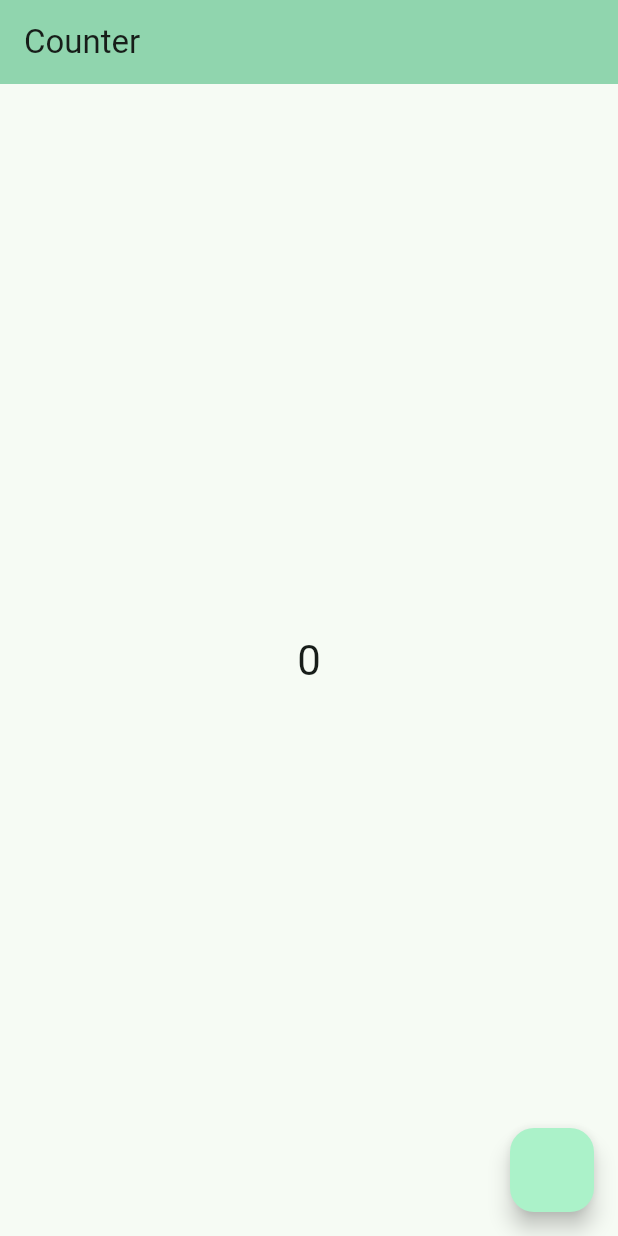
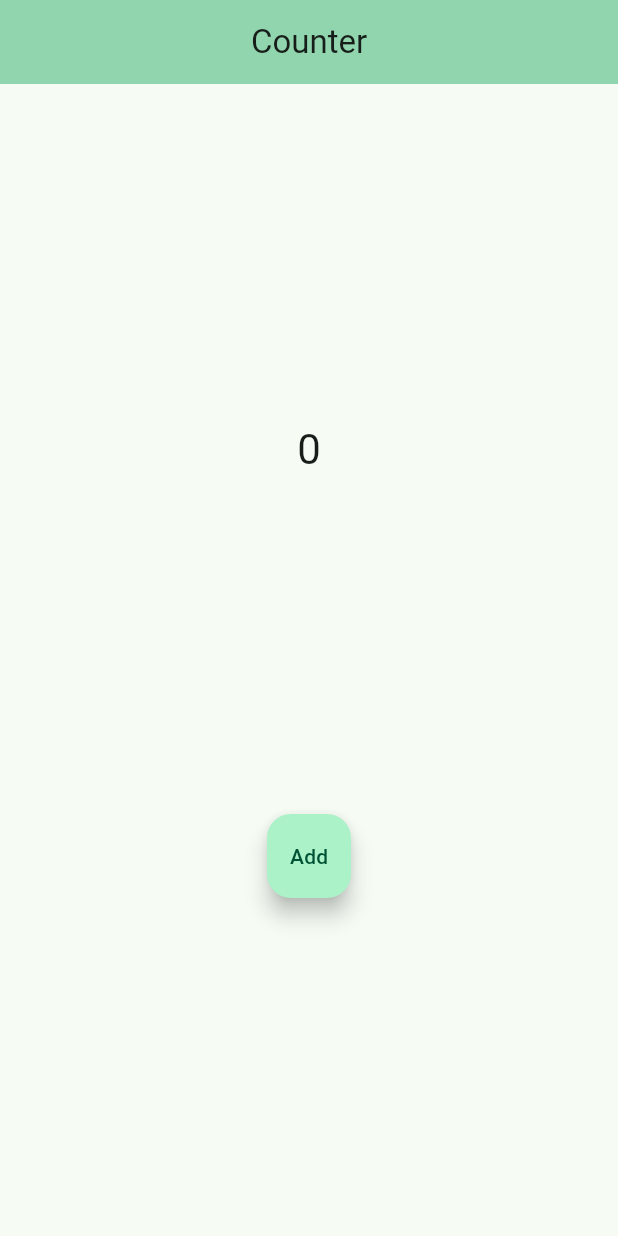
Before and after one commit to davidwong666/Flutter-App, a Flutter app: the screen it shows after launch, on a phone screen of 412 x 824 dp. Run offline on Flutter 3.47's test engine with Material 3 defaults, Android fonts, the phone set to English and light mode, and no system bars.

Commit message:
nearly done

```diff
--- a/lib/main.dart
+++ b/lib/main.dart
@@ -52,24 +52,31 @@ class _MyHomePageState extends State<MyHomePage> {
         appBar: AppBar(
           backgroundColor: Theme.of(context).colorScheme.inversePrimary,
           title: Text(widget.title),
+          centerTitle: true,
         ),
         body: Center(
           child: Column(
-            mainAxisAlignment: MainAxisAlignment.spaceAround,
+            mainAxisAlignment: MainAxisAlignment.spaceEvenly,
             children: <Widget>[
               Text(
                 value.count.toString(),
                 style: Theme.of(context).textTheme.headlineMedium,
               ),
+              FloatingActionButton(
+                onPressed: (){
+                  final counter = context.read<Counter>();
+                  counter.increment();
+                },
+                child: const Column(
+                  mainAxisAlignment: MainAxisAlignment.spaceEvenly,
+                  children: <Widget>[
+                    Text('Add'),
+                  ],
+                ),
+              ),
             ],
           ),
-        ),
-        floatingActionButton: FloatingActionButton(
-          onPressed: (){
-            final counter = context.read<Counter>();
-            counter.increment();
-          },
-        ), // This trailing comma makes auto-formatting nicer for build methods.
+        ),// This trailing comma makes auto-formatting nicer for build methods.
       ),
     );
   }
```
